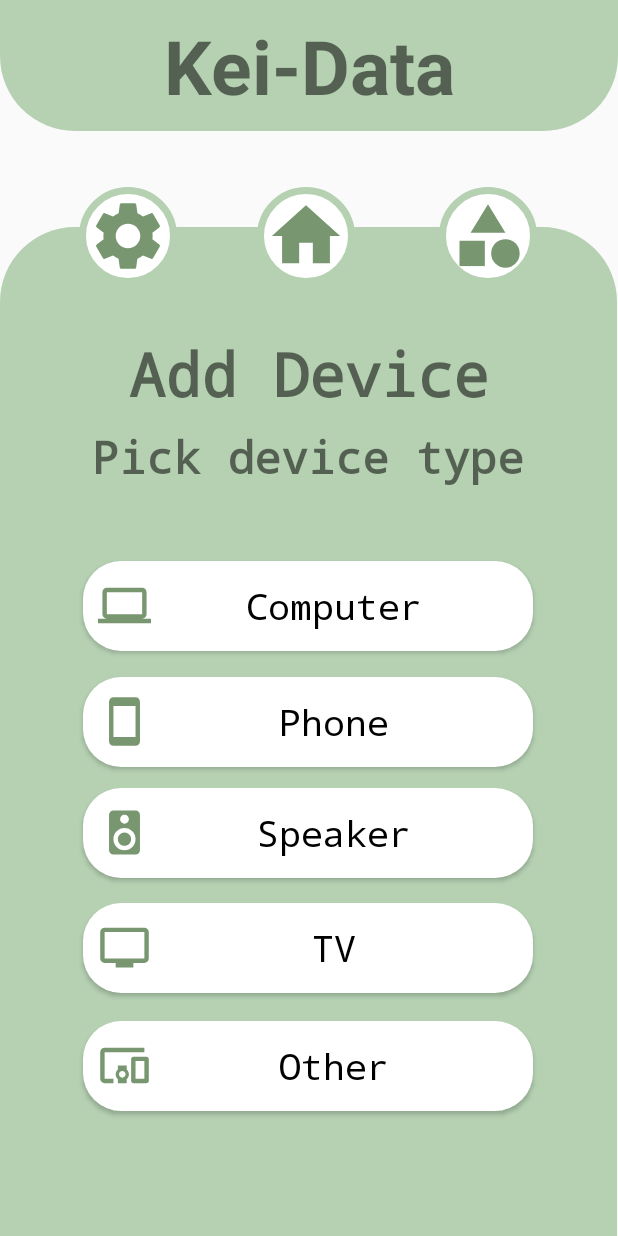
After one commit to minvenanne/Kei-Data, an Android app: the AddDevice_activity screen opened directly, with no data from a screen before it, on a phone screen of 412 x 824 dp. The commit adds this screen. Run offline under Robolectric (Android 15) with nearby library versions, the phone set to English and light mode, and no system bars.

Commit message:
add device

```diff
--- a/app/src/main/AndroidManifest.xml
+++ b/app/src/main/AndroidManifest.xml
@@ -28,6 +28,9 @@
             android:name=".User_activity"
             android:exported="false" />
         <activity
+            android:name=".AddDevice_activity"
+            android:exported="false" />
+        <activity
             android:name=".MainActivity"
             android:exported="true">
             <intent-filter>
--- /dev/null
+++ b/app/src/main/java/com/example/kei_data/AddDevice_activity.java
@@ -0,0 +1,13 @@
+package com.example.kei_data;
+
+import android.os.Bundle;
+
+import androidx.appcompat.app.AppCompatActivity;
+
+public class AddDevice_activity extends AppCompatActivity {
+    @Override
+    protected void onCreate(Bundle savedInstanceState) {
+        super.onCreate(savedInstanceState);
+        setContentView(R.layout.activity_adddevice);
+    }
+}
--- a/app/src/main/java/com/example/kei_data/CustomAdapter.java
+++ b/app/src/main/java/com/example/kei_data/CustomAdapter.java
@@ -9,6 +9,7 @@ import android.widget.BaseAdapter;
 import android.widget.Button;
 import android.widget.ImageButton;
 import android.widget.ImageView;
+import android.widget.ListView;
 import android.widget.TextView;
 
 import java.util.ArrayList;
@@ -17,10 +18,10 @@ import java.util.zip.Inflater;
 public class CustomAdapter extends BaseAdapter {
     Context context;
     ArrayList<String> arraylist;
-    int icon[];
+    ArrayList<Integer> icon;
     ImageButton delete;
 
-    public CustomAdapter(Context context, ArrayList arraylist, int icon[], ImageButton delete) {
+    public CustomAdapter(Context context, ArrayList arraylist, ArrayList icon, ImageButton delete) {
         this.context = context;
         this.arraylist = arraylist;
         this.icon = icon;
@@ -52,9 +53,19 @@ public class CustomAdapter extends BaseAdapter {
         TextView device = (TextView) view.findViewById(R.id.textView);
         ImageView icon_device = (ImageView) view.findViewById(R.id.icon);
         device.setText(arraylist.get(i));
-        icon_device.setImageResource(icon[i]);
-        ImageButton delete2 = (ImageButton) view.findViewById(R.id.list_view_trashcan);
-        delete2.setImageResource(R.drawable.trashcan);
+        icon_device.setImageResource(icon.get(i));
+        ImageButton delete = (ImageButton) view.findViewById(R.id.list_view_trashcan);
+        delete.setImageResource(R.drawable.trashcan);
+
+        delete.setOnClickListener(new View.OnClickListener() {
+            @Override
+            public void onClick(View v) {
+                View parentRow = (View) v.getParent();
+                ListView listView = (ListView) parentRow.getParent();
+                int position = listView.getPositionForView(parentRow);
+                System.out.println("I am in position " + position);
+            }
+        });
         return view;
 
     }
--- a/app/src/main/java/com/example/kei_data/Devices_activity.java
+++ b/app/src/main/java/com/example/kei_data/Devices_activity.java
@@ -21,6 +21,7 @@ public class Devices_activity extends AppCompatActivity{
     public ImageButton settingsButton;
     public ImageButton homeButton;
     public ImageButton categoriesButton;
+    public Button addDevice;
     ListView simpleListPrivate;
     ListView simpleListShared;
 
@@ -57,6 +58,15 @@ public class Devices_activity extends AppCompatActivity{
             }
         });
 
+        addDevice = (Button) findViewById(R.id.add_device);
+        addDevice.setOnClickListener(new View.OnClickListener() {
+            @Override
+            public void onClick(View view) {
+                Intent intent = new Intent(Devices_activity.this, AddDevice_activity.class);
+                startActivity(intent);
+            }
+        });
+
         ArrayList<String> arrayListPrivate = new ArrayList<>();
         ArrayList<String> typePrivate = new ArrayList<>();
 
@@ -71,7 +81,7 @@ public class Devices_activity extends AppCompatActivity{
         arrayListPrivate.add("Wifi speaker bedroom");
         typePrivate.add("Speaker");
 
-        int iconsPrivate[] = turnTypeIntoIcon(typePrivate);
+        ArrayList<Integer> iconsPrivate = turnTypeIntoIcon(typePrivate);
 
         ArrayList<String> arrayListShared = new ArrayList<>();
         ArrayList<String> typeShared = new ArrayList<>();
@@ -87,7 +97,7 @@ public class Devices_activity extends AppCompatActivity{
         arrayListShared.add("Shared Phone");
         typeShared.add("Phone");
 
-        int iconsShared[] = turnTypeIntoIcon(typeShared);
+        ArrayList<Integer> iconsShared = turnTypeIntoIcon(typeShared);
         ImageButton delete = (ImageButton) findViewById(R.id.list_view_trashcan);
 
         simpleListPrivate = (ListView) findViewById(R.id.simpleListViewPrivate);
@@ -99,8 +109,6 @@ public class Devices_activity extends AppCompatActivity{
         CustomAdapter customAdapterShared = new CustomAdapter(getApplicationContext(), arrayListShared, iconsShared, delete);
         simpleListShared.setMinimumHeight(justifyListViewHeightBasedOnChildren (simpleListShared,customAdapterShared));
         simpleListShared.setAdapter(customAdapterShared);
-
-
     }
 
     //https://stackoverflow.com/questions/12212890/disable-scrolling-of-a-listview-contained-within-a-scrollview/27818661#27818661
@@ -127,25 +135,25 @@ public class Devices_activity extends AppCompatActivity{
         return totalHeight;
     }
 
-    public int[] turnTypeIntoIcon(ArrayList type){
+    public ArrayList<Integer> turnTypeIntoIcon(ArrayList type){
         ArrayList<String> arraylist = type;
-        int icons[] = new int[arraylist.size()];
+        ArrayList<Integer> icons = new ArrayList<>();
 
         for (int i = 0; i < arraylist.size(); i++){
             if (arraylist.get(i) == "TV"){
-                icons[i] = R.drawable.ic_baseline_tv_24;
+                icons.add(i, R.drawable.ic_baseline_tv_24);
             }
-            else if (arraylist.get(i) == "Speaker"){
-                icons[i] = R.drawable.ic_baseline_speaker_24;
+            else if (arraylist.get(i) == "Speaker") {
+                icons.add(i, R.drawable.ic_baseline_speaker_24);
             }
             else if (arraylist.get(i) == "Phone"){
-                icons[i] = R.drawable.ic_baseline_smartphone_24;
+                icons.add(i, R.drawable.ic_baseline_smartphone_24);
             }
             else if (arraylist.get(i) == "Computer"){
-                icons[i] = R.drawable.ic_baseline_computer_24;
+                icons.add(i, R.drawable.ic_baseline_computer_24);
             }
             else if (arraylist.get(i) == "Other"){
-                icons[i] = R.drawable.ic_baseline_devices_other_24;
+                icons.add(i, R.drawable.ic_baseline_devices_other_24);
             }
         }
         return icons;
--- a/app/src/main/java/com/example/kei_data/Settings_activity1.java
+++ b/app/src/main/java/com/example/kei_data/Settings_activity1.java
@@ -38,7 +38,7 @@ public class Settings_activity1 extends AppCompatActivity {
             }
         });
 
-        displayButton = findViewById(R.id.Display);
+        displayButton = findViewById(R.id.add_device);
         displayButton.setOnClickListener(new View.OnClickListener() {
             @Override
             public void onClick(View view) {
--- a/app/src/main/res/drawable/ic_baseline_delete_24.xml
+++ b/app/src/main/res/drawable/ic_baseline_close_24.xml
@@ -1,5 +1,5 @@
-<vector android:height="24dp" android:tint="#CF1827"
+<vector android:height="24dp" android:tint="#9F3D3D"
     android:viewportHeight="24" android:viewportWidth="24"
     android:width="24dp" xmlns:android="http://schemas.android.com/apk/res/android">
-    <path android:fillColor="@android:color/white" android:pathData="M6,19c0,1.1 0.9,2 2,2h8c1.1,0 2,-0.9 2,-2V7H6v12zM19,4h-3.5l-1,-1h-5l-1,1H5v2h14V4z"/>
+    <path android:fillColor="@android:color/white" android:pathData="M19,6.41L17.59,5 12,10.59 6.41,5 5,6.41 10.59,12 5,17.59 6.41,19 12,13.41 17.59,19 19,17.59 13.41,12z"/>
 </vector>
--- a/app/src/main/res/drawable/ic_baseline_computer_24.xml
+++ b/app/src/main/res/drawable/ic_baseline_computer_24.xml
@@ -1,5 +1,5 @@
-<vector android:height="24dp" android:tint="#78966F"
+<vector android:height="35dp" android:tint="#78966F"
     android:viewportHeight="24" android:viewportWidth="24"
-    android:width="24dp" xmlns:android="http://schemas.android.com/apk/res/android">
+    android:width="35dp" xmlns:android="http://schemas.android.com/apk/res/android">
     <path android:fillColor="@android:color/white" android:pathData="M20,18c1.1,0 1.99,-0.9 1.99,-2L22,6c0,-1.1 -0.9,-2 -2,-2H4c-1.1,0 -2,0.9 -2,2v10c0,1.1 0.9,2 2,2H0v2h24v-2h-4zM4,6h16v10H4V6z"/>
 </vector>
--- a/app/src/main/res/drawable/ic_baseline_devices_other_24.xml
+++ b/app/src/main/res/drawable/ic_baseline_devices_other_24.xml
@@ -1,5 +1,5 @@
-<vector android:height="24dp" android:tint="#78966F"
+<vector android:height="35dp" android:tint="#78966F"
     android:viewportHeight="24" android:viewportWidth="24"
-    android:width="24dp" xmlns:android="http://schemas.android.com/apk/res/android">
+    android:width="35dp" xmlns:android="http://schemas.android.com/apk/res/android">
     <path android:fillColor="@android:color/white" android:pathData="M3,6h18L21,4L3,4c-1.1,0 -2,0.9 -2,2v12c0,1.1 0.9,2 2,2h4v-2L3,18L3,6zM13,12L9,12v1.78c-0.61,0.55 -1,1.33 -1,2.22s0.39,1.67 1,2.22L9,20h4v-1.78c0.61,-0.55 1,-1.34 1,-2.22s-0.39,-1.67 -1,-2.22L13,12zM11,17.5c-0.83,0 -1.5,-0.67 -1.5,-1.5s0.67,-1.5 1.5,-1.5 1.5,0.67 1.5,1.5 -0.67,1.5 -1.5,1.5zM22,8h-6c-0.5,0 -1,0.5 -1,1v10c0,0.5 0.5,1 1,1h6c0.5,0 1,-0.5 1,-1L23,9c0,-0.5 -0.5,-1 -1,-1zM21,18h-4v-8h4v8z"/>
 </vector>
--- a/app/src/main/res/drawable/ic_baseline_smartphone_24.xml
+++ b/app/src/main/res/drawable/ic_baseline_smartphone_24.xml
@@ -1,5 +1,5 @@
-<vector android:height="24dp" android:tint="#78966F"
+<vector android:height="35dp" android:tint="#78966F"
     android:viewportHeight="24" android:viewportWidth="24"
-    android:width="24dp" xmlns:android="http://schemas.android.com/apk/res/android">
+    android:width="35dp" xmlns:android="http://schemas.android.com/apk/res/android">
     <path android:fillColor="@android:color/white" android:pathData="M17,1.01L7,1c-1.1,0 -2,0.9 -2,2v18c0,1.1 0.9,2 2,2h10c1.1,0 2,-0.9 2,-2V3c0,-1.1 -0.9,-1.99 -2,-1.99zM17,19H7V5h10v14z"/>
 </vector>
--- a/app/src/main/res/drawable/ic_baseline_speaker_24.xml
+++ b/app/src/main/res/drawable/ic_baseline_speaker_24.xml
@@ -1,5 +1,5 @@
-<vector android:height="24dp" android:tint="#78966F"
+<vector android:height="35dp" android:tint="#78966F"
     android:viewportHeight="24" android:viewportWidth="24"
-    android:width="24dp" xmlns:android="http://schemas.android.com/apk/res/android">
+    android:width="35dp" xmlns:android="http://schemas.android.com/apk/res/android">
     <path android:fillColor="@android:color/white" android:pathData="M17,2L7,2c-1.1,0 -2,0.9 -2,2v16c0,1.1 0.9,1.99 2,1.99L17,22c1.1,0 2,-0.9 2,-2L19,4c0,-1.1 -0.9,-2 -2,-2zM12,4c1.1,0 2,0.9 2,2s-0.9,2 -2,2c-1.11,0 -2,-0.9 -2,-2s0.89,-2 2,-2zM12,20c-2.76,0 -5,-2.24 -5,-5s2.24,-5 5,-5 5,2.24 5,5 -2.24,5 -5,5zM12,12c-1.66,0 -3,1.34 -3,3s1.34,3 3,3 3,-1.34 3,-3 -1.34,-3 -3,-3z"/>
 </vector>
--- a/app/src/main/res/drawable/ic_baseline_tv_24.xml
+++ b/app/src/main/res/drawable/ic_baseline_tv_24.xml
@@ -1,5 +1,5 @@
-<vector android:height="24dp" android:tint="#78966F"
+<vector android:height="35dp" android:tint="#78966F"
     android:viewportHeight="24" android:viewportWidth="24"
-    android:width="24dp" xmlns:android="http://schemas.android.com/apk/res/android">
+    android:width="35dp" xmlns:android="http://schemas.android.com/apk/res/android">
     <path android:fillColor="@android:color/white" android:pathData="M21,3L3,3c-1.1,0 -2,0.9 -2,2v12c0,1.1 0.9,2 2,2h5v2h8v-2h5c1.1,0 1.99,-0.9 1.99,-2L23,5c0,-1.1 -0.9,-2 -2,-2zM21,17L3,17L3,5h18v12z"/>
 </vector>
--- /dev/null
+++ b/app/src/main/res/layout/activity_adddevice.xml
@@ -0,0 +1,221 @@
+<?xml version="1.0" encoding="utf-8"?>
+<androidx.constraintlayout.widget.ConstraintLayout
+    xmlns:android="http://schemas.android.com/apk/res/android"
+    xmlns:app="http://schemas.android.com/apk/res-auto"
+    xmlns:tools="http://schemas.android.com/tools"
+    android:layout_width="match_parent"
+    android:layout_height="match_parent"
+    android:foregroundTint="#8BC34A"
+    tools:context=".User_activity">
+
+    <ImageView
+        android:id="@+id/Background"
+        android:layout_width="411dp"
+        android:layout_height="675dp"
+        android:layout_marginTop="64dp"
+        android:background="@drawable/navigationbar"
+        app:layout_constraintEnd_toEndOf="parent"
+        app:layout_constraintHorizontal_bias="0.0"
+        app:layout_constraintStart_toStartOf="parent"
+        app:layout_constraintTop_toBottomOf="@+id/Title" />
+
+    <TextView
+        android:id="@+id/Title"
+        android:layout_width="wrap_content"
+        android:layout_height="wrap_content"
+        android:background="@drawable/title_kei_data"
+        android:ems="30"
+        android:gravity="center"
+        android:inputType="textPersonName"
+        android:paddingTop="10dp"
+        android:paddingBottom="10dp"
+        android:text="Kei-Data"
+        android:textSize="50dp"
+        android:textStyle="bold"
+        app:layout_constraintEnd_toEndOf="parent"
+        app:layout_constraintStart_toStartOf="parent"
+        app:layout_constraintTop_toTopOf="parent" />
+
+    <ImageButton
+        android:id="@+id/Settings"
+        android:layout_width="65dp"
+        android:layout_height="wrap_content"
+        android:layout_marginEnd="240dp"
+        android:layout_marginBottom="600dp"
+        android:layout_weight="1"
+        android:adjustViewBounds="true"
+        android:background="@drawable/allround"
+        android:padding="5dp"
+        android:scaleType="fitCenter"
+        app:layout_constraintBottom_toBottomOf="@id/Background"
+        app:layout_constraintEnd_toEndOf="parent"
+        app:layout_constraintHorizontal_bias="0.494"
+        app:layout_constraintStart_toStartOf="parent"
+        app:layout_constraintTop_toBottomOf="@+id/Title"
+        android:contentDescription="Settings"
+        app:srcCompat="@drawable/ic_baseline_settings_24" />
+
+    <ImageButton
+        android:id="@+id/Total"
+        android:layout_width="65dp"
+        android:layout_height="wrap_content"
+        android:layout_marginBottom="600dp"
+        android:layout_weight="1"
+        android:adjustViewBounds="true"
+        android:background="@drawable/allround"
+        android:padding="5dp"
+        android:scaleType="fitCenter"
+        app:layout_constraintBottom_toBottomOf="@+id/Background"
+        app:layout_constraintEnd_toEndOf="parent"
+        app:layout_constraintHorizontal_bias="0.494"
+        app:layout_constraintStart_toStartOf="parent"
+        app:layout_constraintTop_toBottomOf="@+id/Title"
+        android:contentDescription="Home"
+        app:srcCompat="@drawable/ic_baseline_home_24" />
+
+    <ImageButton
+        android:id="@+id/Categories"
+        android:layout_width="65dp"
+        android:layout_height="wrap_content"
+        android:layout_marginStart="240dp"
+        android:layout_marginBottom="600dp"
+        android:layout_weight="1"
+        android:adjustViewBounds="true"
+        android:background="@drawable/allround"
+        android:padding="7dp"
+        android:scaleType="fitCenter"
+        app:layout_constraintBottom_toBottomOf="@id/Background"
+        app:layout_constraintEnd_toEndOf="parent"
+        app:layout_constraintHorizontal_bias="0.494"
+        app:layout_constraintStart_toStartOf="parent"
+        app:layout_constraintTop_toBottomOf="@+id/Title"
+        android:contentDescription="Add Household Member"
+        app:srcCompat="@drawable/ic_baseline_category_24" />
+
+    <TextView
+        android:id="@+id/add_device"
+        android:layout_width="wrap_content"
+        android:layout_height="wrap_content"
+        android:layout_marginTop="20dp"
+        android:fontFamily="monospace"
+        android:text="Add Device"
+        android:textSize="40sp"
+        android:textStyle="bold"
+        app:layout_constraintBottom_toBottomOf="parent"
+        app:layout_constraintEnd_toEndOf="parent"
+        app:layout_constraintStart_toStartOf="parent"
+        app:layout_constraintTop_toTopOf="parent"
+        app:layout_constraintVertical_bias="0.269" />
+
+    <TextView
+        android:id="@+id/deviceType"
+        android:layout_width="wrap_content"
+        android:layout_height="wrap_content"
+        android:layout_marginTop="8dp"
+        android:fontFamily="monospace"
+        android:text="Pick device type"
+        android:textSize="30sp"
+        android:textStyle="bold"
+        app:layout_constraintEnd_toEndOf="parent"
+        app:layout_constraintHorizontal_bias="0.496"
+        app:layout_constraintStart_toStartOf="parent"
+        app:layout_constraintTop_toBottomOf="@+id/add_device" />
+
+    <Button
+        android:id="@+id/Computer"
+        android:layout_width="300dp"
+        android:layout_height="60dp"
+        android:layout_marginBottom="308dp"
+        android:background="@drawable/round_corners"
+        android:drawableLeft="@drawable/ic_baseline_computer_24"
+        android:fontFamily="monospace"
+        android:padding="10dp"
+        android:text="Computer"
+        android:textAllCaps="false"
+        android:textColor="#000"
+        android:textSize="24sp"
+        app:layout_constraintBottom_toBottomOf="parent"
+        app:layout_constraintEnd_toEndOf="parent"
+        app:layout_constraintHorizontal_bias="0.495"
+        app:layout_constraintStart_toStartOf="parent"
+        app:layout_constraintTop_toBottomOf="@+id/deviceType"
+        app:layout_constraintVertical_bias="0.375" />
+
+    <Button
+        android:id="@+id/Phone"
+        android:layout_width="300dp"
+        android:layout_height="60dp"
+        android:background="@drawable/round_corners"
+        android:drawableLeft="@drawable/ic_baseline_smartphone_24"
+        android:fontFamily="monospace"
+        android:padding="10dp"
+        android:text="Phone"
+        android:textAllCaps="false"
+        android:textColor="#000"
+        android:textSize="24sp"
+        app:layout_constraintBottom_toBottomOf="parent"
+        app:layout_constraintEnd_toEndOf="parent"
+        app:layout_constraintHorizontal_bias="0.495"
+        app:layout_constraintStart_toStartOf="parent"
+        app:layout_constraintTop_toBottomOf="@+id/Computer"
+        app:layout_constraintVertical_bias="0.052" />
+
+    <Button
+        android:id="@+id/Speaker"
+        android:layout_width="300dp"
+        android:layout_height="60dp"
+        android:background="@drawable/round_corners"
+        android:drawableLeft="@drawable/ic_baseline_speaker_24"
+        android:fontFamily="monospace"
+        android:padding="10dp"
+        android:text="Speaker"
+        android:textAllCaps="false"
+        android:textColor="#000"
+        android:textSize="24sp"
+        app:layout_constraintBottom_toBottomOf="parent"
+        app:layout_constraintEnd_toEndOf="parent"
+        app:layout_constraintHorizontal_bias="0.495"
+        app:layout_constraintStart_toStartOf="parent"
+        app:layout_constraintTop_toBottomOf="@+id/Phone"
+        app:layout_constraintVertical_bias="0.056" />
+
+    <Button
+        android:id="@+id/TV"
+        android:layout_width="300dp"
+        android:layout_height="60dp"
+        android:background="@drawable/round_corners"
+        android:drawableLeft="@drawable/ic_baseline_tv_24"
+        android:fontFamily="monospace"
+        android:padding="10dp"
+        android:text="TV"
+        android:textAllCaps="false"
+        android:textColor="#000"
+        android:textSize="24sp"
+        app:layout_constraintBottom_toBottomOf="parent"
+        app:layout_constraintEnd_toEndOf="parent"
+        app:layout_constraintHorizontal_bias="0.495"
+        app:layout_constraintStart_toStartOf="parent"
+        app:layout_constraintTop_toBottomOf="@+id/Speaker"
+        app:layout_constraintVertical_bias="0.092" />
+
+    <Button
+        android:id="@+id/Other"
+        android:layout_width="300dp"
+        android:layout_height="60dp"
+        android:background="@drawable/round_corners"
+        android:drawableLeft="@drawable/ic_baseline_devices_other_24"
+        android:fontFamily="monospace"
+        android:padding="10dp"
+        android:text="Other"
+        android:textAllCaps="false"
+        android:textColor="#000"
+        android:textSize="24sp"
+        app:layout_constraintBottom_toBottomOf="parent"
+        app:layout_constraintEnd_toEndOf="parent"
+        app:layout_constraintHorizontal_bias="0.495"
+        app:layout_constraintStart_toStartOf="parent"
+        app:layout_constraintTop_toBottomOf="@+id/TV"
+        app:layout_constraintVertical_bias="0.181" />
+
+
+</androidx.constraintlayout.widget.ConstraintLayout>
--- a/app/src/main/res/layout/activity_devices.xml
+++ b/app/src/main/res/layout/activity_devices.xml
@@ -89,10 +89,11 @@
         android:layout_width="fill_parent"
         android:layout_height="fill_parent"
         android:layout_marginTop="200dp"
-        android:layout_marginBottom="40dp"
         android:orientation="vertical"
         android:scrollbarSize="5dp"
         android:scrollbarStyle="insideInset"
+        app:layout_constraintEnd_toEndOf="parent"
+        app:layout_constraintStart_toStartOf="parent"
         app:layout_constraintTop_toBottomOf="@id/Title">
 
         <androidx.constraintlayout.widget.ConstraintLayout
@@ -112,7 +113,7 @@
                 app:layout_constraintTop_toTopOf="parent" />
 
             <Button
-                android:id="@+id/Display"
+                android:id="@+id/add_device"
                 android:layout_width="300dp"
                 android:layout_height="60dp"
                 android:layout_marginTop="10dp"
@@ -137,7 +138,7 @@
                 android:textSize="35dp"
                 app:layout_constraintEnd_toEndOf="parent"
                 app:layout_constraintStart_toStartOf="parent"
-                app:layout_constraintTop_toBottomOf="@+id/Display" />
+                app:layout_constraintTop_toBottomOf="@+id/add_device" />
 
             <ListView
                 android:id="@+id/simpleListViewPrivate"
--- a/app/src/main/res/layout/activity_listview.xml
+++ b/app/src/main/res/layout/activity_listview.xml
@@ -27,6 +27,8 @@
         android:layout_height="40dp"
         android:background="@drawable/ic_baseline_delete_24"
         android:layout_gravity="center"
-        android:textColor="@color/black" />
+        android:textColor="@color/black"
+        android:clickable="true"
+        />
 
 </LinearLayout>
--- a/app/src/main/res/layout/activity_settings1.xml
+++ b/app/src/main/res/layout/activity_settings1.xml
@@ -69,10 +69,10 @@
         app:layout_constraintBottom_toTopOf="@+id/User"
         app:layout_constraintEnd_toEndOf="parent"
         app:layout_constraintStart_toStartOf="parent"
-        app:layout_constraintTop_toBottomOf="@+id/Display" />
+        app:layout_constraintTop_toBottomOf="@+id/add_device" />
 
     <Button
-        android:id="@+id/Display"
+        android:id="@+id/add_device"
         android:layout_width="300dp"
         android:layout_height="60dp"
         android:background="@drawable/round_corners"
@@ -151,7 +151,7 @@
         android:textColor="#000"
         android:textSize="48sp"
         android:typeface="monospace"
-        app:layout_constraintBottom_toTopOf="@+id/Display"
+        app:layout_constraintBottom_toTopOf="@+id/add_device"
         app:layout_constraintEnd_toEndOf="parent"
         app:layout_constraintHorizontal_bias="0.497"
         app:layout_constraintStart_toStartOf="parent"
```
